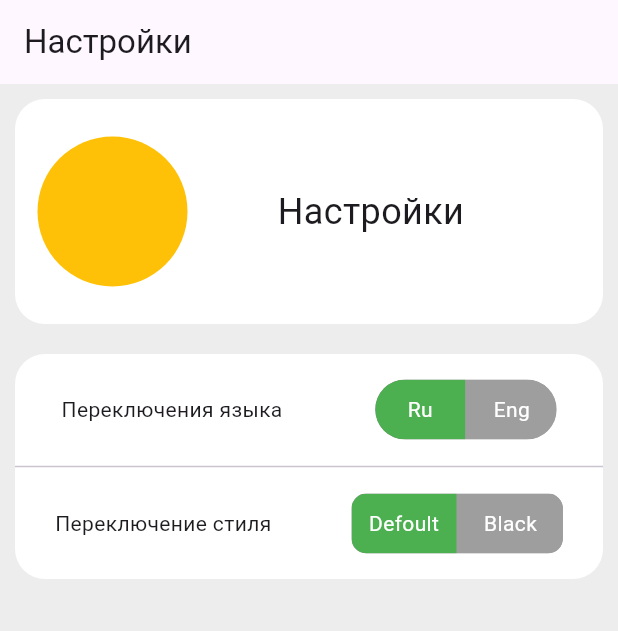
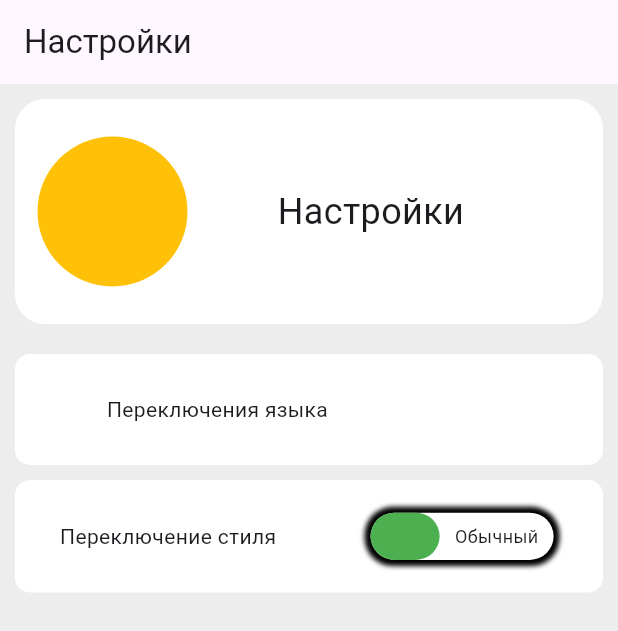
Before and after one commit to Laver33/flutter_plant_pedia, a Flutter app: the SettingsScreen screen opened by its route, on a phone screen of 412 x 824 dp. Shown: the top 631 px of the screen. Run offline on Flutter 3.47's test engine with Material 3 defaults, Android fonts, the phone set to English and light mode, and no system bars; drawn by our look-alikes of animated_toggle_switch, toggle_switch; our stand-ins replace go_router, google_fonts, stylish_bottom_bar.

Commit message:
settings v4.1 first switch

```diff
--- a/lib/Style/String.dart
+++ b/lib/Style/String.dart
@@ -1,3 +1,5 @@
+import 'package:flutter/material.dart';
+
 abstract class RuStrings {
 
   static const PopularPlants = 'Популярные';
@@ -21,6 +23,7 @@ abstract class RuStrings {
 
 // Страничка: Настройки
   static const settingsTitles = ['Переключения языка', 'Переключение стиля'];
+  static const SwitchText2 = ['Темный', 'Обычный'];
 
 }
 
--- a/lib/pages/sections/SettingsScreen.dart
+++ b/lib/pages/sections/SettingsScreen.dart
@@ -1,7 +1,7 @@
+import 'package:animated_toggle_switch/animated_toggle_switch.dart';
 import 'package:flutter/material.dart';
 import 'package:google_fonts/google_fonts.dart';
 import 'package:my_first_app/Style/String.dart';
-import 'package:toggle_switch/toggle_switch.dart';
 
 class SettingsScreen extends StatefulWidget {
   const SettingsScreen({super.key});
@@ -12,7 +12,11 @@ class SettingsScreen extends StatefulWidget {
 
 class _SettingsScreenState extends State<SettingsScreen> {
 
+    // Switch №1
 
+
+    // Switch №2
+    bool currentNum2 = false;
 
   @override
   Widget build(BuildContext context) {
@@ -21,6 +25,8 @@ class _SettingsScreenState extends State<SettingsScreen> {
 
     final double ContainerOptionsSize = 150;
     final double DividerSize = 2;
+
+
 
     return Scaffold(
       appBar: AppBar(
@@ -74,18 +80,16 @@ class _SettingsScreenState extends State<SettingsScreen> {
             // Сами настройки
             Padding(
               padding: const EdgeInsets.all(10),
-              child: Container(
-                height: ContainerOptionsSize,
-                width: screenWidth,
-                decoration: BoxDecoration(
-                  color: Colors.white,
-                  borderRadius: BorderRadius.circular(20)
-                ),
+
                 child: Column(
                   children: [
 
                     Container(
                       height: ContainerOptionsSize / 2 - (DividerSize / 2),
+                      decoration: BoxDecoration(
+                        color: Colors.white,
+                        borderRadius: BorderRadius.circular(10)
+                      ),
                       child: Row(
                         mainAxisAlignment: MainAxisAlignment.spaceAround,
                         children: [
@@ -95,81 +99,73 @@ class _SettingsScreenState extends State<SettingsScreen> {
                           ),
 
                           Container(
-                            child: ToggleSwitch(
-                              minWidth: 60,
-                              cornerRadius: 20,
-                              activeFgColor: Colors.white,
-                              activeBgColors: [
-                                [Colors.green],
-                                [Colors.red],
-                              ],
-                              inactiveBgColor: Colors.grey,
-                              inactiveFgColor: Colors.white,
-                              initialLabelIndex: 0,
-                              totalSwitches: 2,
-                              labels: ['Ru', 'Eng'],
-                              onToggle: (index){
-                                String res = ' ';
-
-                                if (index == 0) {
-                                  res = 'Ru';
-                                }
-                                else {
-                                  res = 'Eng';
-                                }
-
-                                print('Язык: $res');
-                              },
-                            ),
                           )
 
                         ],
                       ),
                     ),
 
-                    Divider(
-                      height: 2,
+                    SizedBox(
+                      height: 10,
                     ),
 
                     Container(
-                      height: ContainerOptionsSize / 2 - (DividerSize / 2),
+                      height: ContainerOptionsSize / 2,
+                      decoration: BoxDecoration(
+                        color: Colors.white,
+                        borderRadius: BorderRadius.circular(10)
+                      ),
                       child: Row(
                         mainAxisAlignment: MainAxisAlignment.spaceAround,
                         children: [
 
                           Text(
-                            RuStrings.settingsTitles[1]
+                            RuStrings.settingsTitles[1],
                           ),
 
                           Container(
-                            child: ToggleSwitch(
-                              minWidth: 70,
-                              cornerRadius: 10,
-                              activeFgColor: Colors.white,
-                              activeBgColors: [
-                                [Colors.green],
-                                [Colors.red],
-                              ],
-                              inactiveBgColor: Colors.grey,
-                              inactiveFgColor: Colors.white,
-                              initialLabelIndex: 0,
-                              totalSwitches: 2,
-                              labels: ['Defoult', 'Black'],
-                              onToggle: (index){
-                                String res = ' ';
+                            child: AnimatedToggleSwitch<bool>.dual(
+                              current: currentNum2,
+                              first: false,
+                              second: true,
+                              spacing: 30,
+                              height: ContainerOptionsSize / 4,
+                              borderWidth: 3,
 
-                                if (index == 0) {
-                                  res = 'Defoult';
-                                }
-                                else {
-                                  res = 'Black';
-                                }
 
-                                print('Стиль: $res');
-                              },
-                            ),
+                              style: ToggleStyle(
+                                borderColor: Colors.transparent,
+                                backgroundColor: Colors.white,
+                                boxShadow: [
+
+                                  BoxShadow(
+                                    color: Colors.black,
+                                    spreadRadius: 1,
+                                    blurRadius: 2,
+                                    offset: Offset(0, 0.1)
+                                  )
+                                ],
+                              ),
+                              onChanged: (ind) => setState(() => currentNum2 = ind),
+
+                              styleBuilder: (ind) => ToggleStyle(indicatorColor: ind ? Colors.red : Colors.green ),
+
+                              textBuilder: (ind) => ind ?
+                              Center(
+                                child: Text(RuStrings.SwitchText2[0],
+                                style: GoogleFonts.poppins(
+                                  fontSize: 12
+                                ),))
+
+                              : Center(child:  Text(RuStrings.SwitchText2[1],
+                              style: GoogleFonts.poppins(
+                                fontSize: 12
+                              ),)),
+
+
+
+                              )
                           ),
-
                         ],
                       ),
                     ),
@@ -177,9 +173,6 @@ class _SettingsScreenState extends State<SettingsScreen> {
                   ],
                 ),
               ),
-            )
-
-
           ],
         )
       )
--- a/pubspec.yaml
+++ b/pubspec.yaml
@@ -33,7 +33,7 @@ dependencies:
   go_router: ^16.2.4
   google_fonts: ^6.3.2
   stylish_bottom_bar: ^1.1.1
-  toggle_switch: ^2.3.0
+  animated_toggle_switch: ^0.8.5
 
 
   # The following adds the Cupertino Icons font to your application.
```
Also changed, not shown: pubspec.lock, 1 other file.
